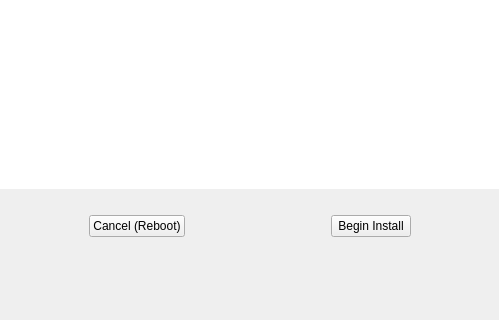
dadas45li/yali, file yali4/gui/Ui/summarywidget.ui: the form before one commit; both pictures show x 145 to 644 and y 194 to 514 of the 789 by 514 pixel window.
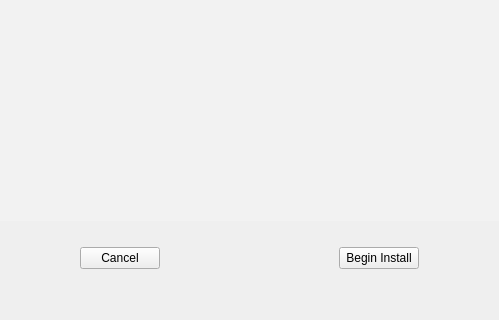
The form after the commit. Icons and pictures are not drawn.

Commit message: * Use summary screen ..

What changed in the file:
```diff
--- a/yali4/gui/Ui/summarywidget.ui
+++ b/yali4/gui/Ui/summarywidget.ui
@@ -19,7 +19,7 @@
       <enum>Qt::Vertical</enum>
      </property>
      <property name="sizeType" >
-      <enum>QSizePolicy::MinimumExpanding</enum>
+      <enum>QSizePolicy::Fixed</enum>
      </property>
      <property name="sizeHint" stdset="0" >
       <size>
@@ -35,7 +35,7 @@
       <enum>Qt::Horizontal</enum>
      </property>
      <property name="sizeType" >
-      <enum>QSizePolicy::MinimumExpanding</enum>
+      <enum>QSizePolicy::Fixed</enum>
      </property>
      <property name="sizeHint" stdset="0" >
       <size>
@@ -54,13 +54,15 @@
       </size>
      </property>
      <property name="styleSheet" >
-      <string notr="true" >background-image:url(:/gui/pics/trans.png);</string>
+      <string notr="true" >background-color: rgba(255, 255, 255, 40);
+border:1px solid rgba(255, 255, 255, 40);
+border-radius:10px;</string>
      </property>
      <property name="frameShape" >
-      <enum>QFrame::NoFrame</enum>
+      <enum>QFrame::StyledPanel</enum>
      </property>
      <property name="readOnly" >
-      <bool>false</bool>
+      <bool>true</bool>
      </property>
      <property name="html" >
       <string>&lt;!DOCTYPE HTML PUBLIC "-//W3C//DTD HTML 4.0//EN" "http://www.w3.org/TR/REC-html40/strict.dtd">
@@ -83,7 +85,7 @@
       <enum>Qt::Horizontal</enum>
      </property>
      <property name="sizeType" >
-      <enum>QSizePolicy::MinimumExpanding</enum>
+      <enum>QSizePolicy::Fixed</enum>
      </property>
      <property name="sizeHint" stdset="0" >
       <size>
@@ -125,7 +127,7 @@
    <item row="3" column="2" >
     <widget class="QPushButton" name="cancel" >
      <property name="text" >
-      <string>Cancel (Reboot)</string>
+      <string>Cancel</string>
      </property>
     </widget>
    </item>
@@ -168,7 +170,7 @@
       <enum>Qt::Vertical</enum>
      </property>
      <property name="sizeType" >
-      <enum>QSizePolicy::MinimumExpanding</enum>
+      <enum>QSizePolicy::Fixed</enum>
      </property>
      <property name="sizeHint" stdset="0" >
       <size>
```
Left out of the diff: 29 changed lines with no effect on the pictures. The commit also changes 3 other files.
